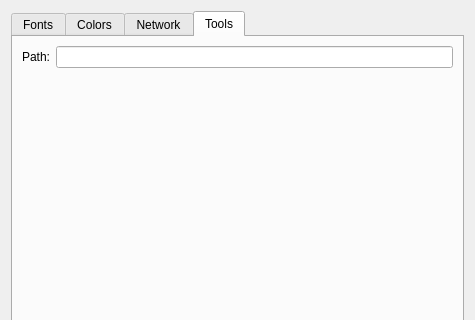
Before: the Qt Designer form ui/PreferencesWindow.ui in rug-compling/dact, drawn with Qt 5; both pictures show x 0 to 475 and y 0 to 320 of the 475 by 483 pixel window.
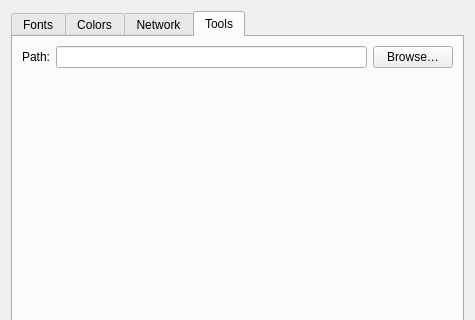
After: the same form once the commit is applied. The open tabs and pages were chosen to show the change. Custom widgets are drawn as their Qt base class.

Commit message: Add Browse button to preference window to select tools file.

Patch:
```diff
--- a/ui/PreferencesWindow.ui
+++ b/ui/PreferencesWindow.ui
@@ -404,7 +404,18 @@
           </widget>
          </item>
          <item row="0" column="1">
-          <widget class="QLineEdit" name="toolsFilePath"/>
+          <layout class="QHBoxLayout">
+           <item>
+            <widget class="QLineEdit" name="toolsFilePath"/>
+           </item>
+           <item>
+            <widget class="QPushButton" name="selectToolsFilePath">
+             <property name="text">
+              <string>Browse…</string>
+             </property>
+            </widget>
+           </item>
+          </layout>
          </item>
         </layout>
        </item>
```
The commit also changes 3 other files.
